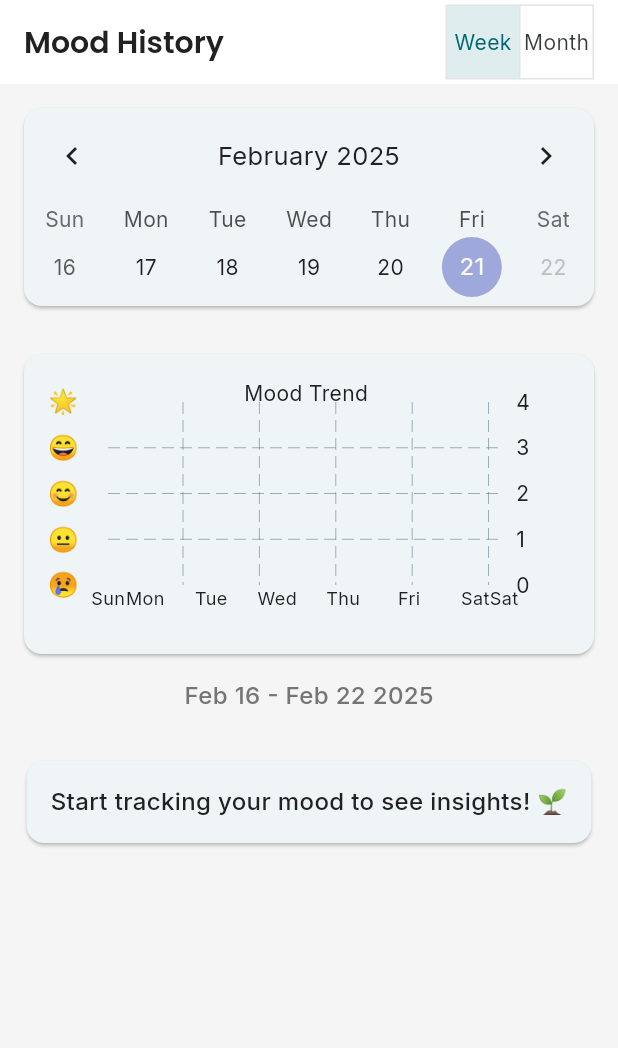
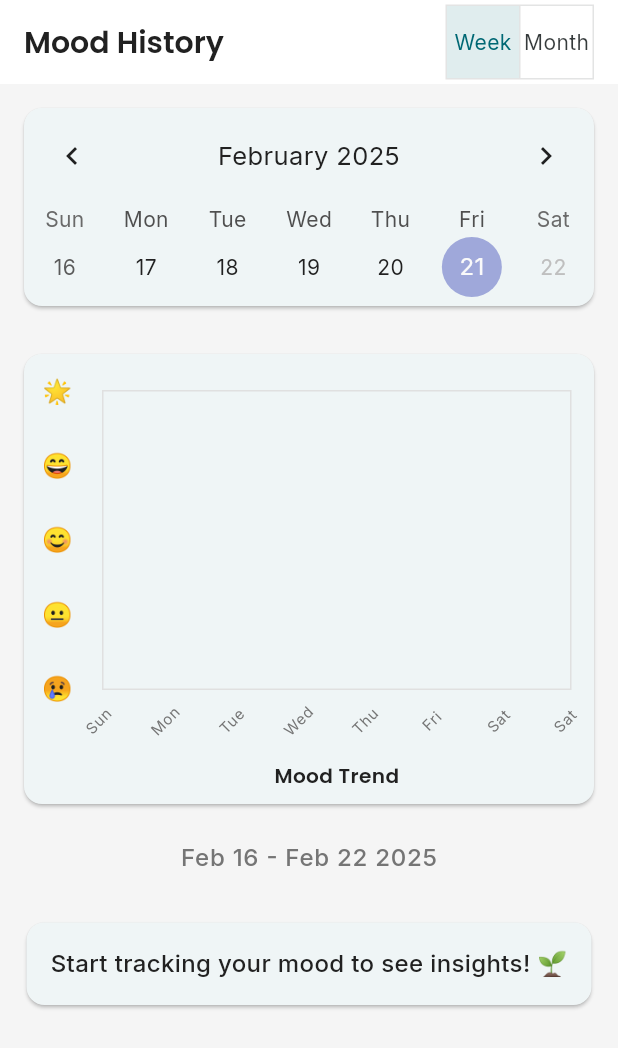
Before and after one commit to Manlikeog/mindful_mate, a Flutter app: the MoodTrackerScreen screen opened by its route, on a phone screen of 412 x 824 dp. Shown: the top 1048 px of the screen. Run offline on Flutter 3.47's test engine with Material 3 defaults, Android fonts, the phone set to English and light mode, and no system bars; drawn by our look-alikes of fl_chart, table_calendar; our stand-ins replace flutter_hooks, flutter_riverpod, fluttertoast, gap, go_router, google_fonts and 3 more; missing offline and left inert: particles_flutter; accounts and stored records are empty; generated files the repository leaves out were written again.

Commit message:
change the visualization of the trend chart

```diff
--- /dev/null
+++ b/lib/screens/mood/model/trend_chart.dart
@@ -0,0 +1,287 @@
+import 'dart:math';
+
+import 'package:fl_chart/fl_chart.dart';
+import 'package:flutter/material.dart';
+import 'package:hooks_riverpod/hooks_riverpod.dart';
+import 'package:mindful_mate/providers/home/mood_provider.dart';
+import 'package:mindful_mate/providers/mood_tracker_provider.dart';
+import 'package:mindful_mate/utils/constants.dart';
+
+class TrendChart extends ConsumerWidget {
+  const TrendChart({super.key});
+
+  @override
+  Widget build(BuildContext context, WidgetRef ref) {
+    final moodData = ref.watch(moodProvider);
+    final viewMode = ref.watch(calendarViewProvider);
+    final currentWeekStart = ref.watch(currentDisplayedWeekProvider);
+    final filteredData = _filterData(moodData, currentWeekStart, viewMode);
+    final dateRangeText = _getDateRangeText(currentWeekStart, viewMode);
+
+    final gradientColors = [
+      Colors.blue.shade400,
+      Colors.purple.shade300,
+      Colors.pink.shade300,
+    ];
+
+    return Column(
+      children: [
+        Card(
+          margin: const EdgeInsets.all(16),
+          shape: RoundedRectangleBorder(
+            borderRadius: BorderRadius.circular(12),
+          ),
+          child: Container(
+            height: 300,
+            padding:
+                const EdgeInsets.only(top: 24, bottom: 12, left: 12, right: 15),
+            child: AspectRatio(
+              aspectRatio: 1.7,
+              child: LineChart(
+                LineChartData(
+                  lineTouchData: LineTouchData(
+                    handleBuiltInTouches: true,
+                    touchTooltipData: LineTouchTooltipData(
+                      getTooltipColor: (touchedSpot) => Colors.pink,
+                      getTooltipItems: (spots) => spots.map((spot) {
+                        final emoji =
+                            ['😢', '😐', '😊', '😄', '🌟'][spot.y.toInt()];
+                        return LineTooltipItem(
+                          '$emoji\n${_formatDate(spot.x)}',
+                          const TextStyle(
+                            color: Colors.white,
+                            fontWeight: FontWeight.bold,
+                            height: 1.4,
+                          ),
+                        );
+                      }).toList(),
+                    ),
+                  ),
+                  gridData: const FlGridData(show: false),
+                  titlesData: FlTitlesData(
+                    leftTitles: AxisTitles(
+                      sideTitles: SideTitles(
+                        showTitles: true,
+                        interval: 1,
+                        getTitlesWidget: (value, meta) => Padding(
+                          padding: const EdgeInsets.only(right: 8),
+                          child: Text(
+                            ['😢', '😐', '😊', '😄', '🌟'][value.toInt()],
+                            style: TextStyle(
+                              fontSize: 16,
+                              color: Colors.grey.shade600,
+                            ),
+                          ),
+                        ),
+                        reservedSize: 40,
+                      ),
+                    ),
+                    bottomTitles: AxisTitles(
+                      axisNameWidget: Text(
+                        "Mood Trend",
+                        style: kTextStyleFont600(context: context),
+                      ),
+                      sideTitles: SideTitles(
+                        showTitles: true,
+                        getTitlesWidget: (value, meta) {
+                          final date = DateTime.fromMillisecondsSinceEpoch(
+                              value.toInt());
+                          return Transform.rotate(
+                            angle: -45 * (pi / 180),
+                            child: Padding(
+                              padding: const EdgeInsets.only(top: 12),
+                              child: Text(
+                                viewMode == CalendarViewMode.weekly
+                                    ? _getDayLabel(date.weekday)
+                                    : '${date.day} ${_monthAbbreviation(date.month)}',
+                                style: TextStyle(
+                                  fontSize: 10,
+                                  color: Colors.grey.shade600,
+                                  letterSpacing: 0.5,
+                                ),
+                              ),
+                            ),
+                          );
+                        },
+                        reservedSize: 48,
+                        interval: viewMode == CalendarViewMode.weekly
+                            ? 86400000
+                            : null,
+                      ),
+                    ),
+                    rightTitles: const AxisTitles(
+                        sideTitles: SideTitles(showTitles: false)),
+                    topTitles: const AxisTitles(
+                        sideTitles: SideTitles(showTitles: false)),
+                  ),
+                  borderData: FlBorderData(
+                    show: true,
+                    border: Border.all(color: Colors.grey.shade300),
+                  ),
+                  minX: _getMinX(currentWeekStart, viewMode),
+                  maxX: _getMaxX(currentWeekStart, viewMode),
+                  minY: 0,
+                  maxY: 4,
+                  lineBarsData: [
+                    LineChartBarData(
+                      spots: _createSpots(filteredData),
+                      isCurved: true,
+                      curveSmoothness: 0.3,
+                      color: Colors.blue,
+                      barWidth: 3,
+                      belowBarData: BarAreaData(
+                        show: true,
+                        gradient: LinearGradient(
+                          colors: gradientColors
+                              .map((c) => c.withOpacity(0.3))
+                              .toList(),
+                        ),
+                      ),
+                      dotData: const FlDotData(show: false),
+                      shadow:
+                          const Shadow(color: Colors.black12, blurRadius: 8),
+                      gradient: LinearGradient(
+                        colors: gradientColors,
+                        stops: const [0.2, 0.5, 0.8],
+                      ),
+                    ),
+                  ],
+                ),
+              ),
+            ),
+          ),
+        ),
+        Padding(
+          padding: const EdgeInsets.only(bottom: 16, top: 8),
+          child: Text(
+            dateRangeText,
+            style: TextStyle(
+              fontSize: 16,
+              color: Colors.grey.shade600,
+              fontWeight: FontWeight.w500,
+              letterSpacing: 0.5,
+            ),
+          ),
+        ),
+      ],
+    );
+  }
+
+  String _formatDate(double milliseconds) {
+    final date = DateTime.fromMillisecondsSinceEpoch(milliseconds.toInt());
+    return '${date.day} ${_monthAbbreviation(date.month)} ${date.hour.toString().padLeft(2, '0')}:${date.minute.toString().padLeft(2, '0')}';
+  }
+
+  List<FlSpot> _createSpots(Map<DateTime, int> moods) {
+    return moods.entries
+        .map((e) => FlSpot(
+              e.key.millisecondsSinceEpoch.toDouble(),
+              e.value.toDouble(),
+            ))
+        .toList()
+      ..sort((a, b) => a.x.compareTo(b.x));
+  }
+
+  Map<DateTime, int> _filterData(
+    Map<DateTime, int> moods,
+    DateTime baseDate,
+    CalendarViewMode viewMode,
+  ) {
+    if (viewMode == CalendarViewMode.weekly) {
+      final startOfWeek =
+          baseDate.subtract(Duration(days: baseDate.weekday % 7));
+      final endOfWeek = startOfWeek.add(const Duration(days: 6));
+      return Map.fromEntries(
+        moods.entries.where((e) =>
+            e.key.isAfter(startOfWeek.subtract(const Duration(days: 1))) &&
+            e.key.isBefore(endOfWeek.add(const Duration(days: 1)))),
+      );
+    } else {
+      final startOfMonth = DateTime(baseDate.year, baseDate.month, 1);
+      final endOfMonth = DateTime(baseDate.year, baseDate.month + 1, 0);
+      return Map.fromEntries(
+        moods.entries.where((e) =>
+            e.key.isAfter(startOfMonth.subtract(const Duration(days: 1))) &&
+            e.key.isBefore(endOfMonth.add(const Duration(days: 1)))),
+      );
+    }
+  }
+
+  LineChartBarData _createChartData(Map<DateTime, int> moods) {
+    final spots = moods.entries
+        .map((e) => FlSpot(
+              e.key.millisecondsSinceEpoch.toDouble(),
+              e.value.toDouble(),
+            ))
+        .toList()
+      ..sort((a, b) => a.x.compareTo(b.x));
+
+    return LineChartBarData(
+      spots: spots,
+      isCurved: true,
+      color: Colors.blue,
+      barWidth: 2,
+      dotData: const FlDotData(show: false),
+    );
+  }
+
+  double _getMinX(DateTime baseDate, CalendarViewMode viewMode) {
+    if (viewMode == CalendarViewMode.weekly) {
+      final start = baseDate.subtract(Duration(days: baseDate.weekday % 7));
+      return DateTime(start.year, start.month, start.day)
+          .millisecondsSinceEpoch
+          .toDouble();
+    } else {
+      return DateTime(baseDate.year, baseDate.month, 1)
+          .millisecondsSinceEpoch
+          .toDouble();
+    }
+  }
+
+  double _getMaxX(DateTime baseDate, CalendarViewMode viewMode) {
+    if (viewMode == CalendarViewMode.weekly) {
+      final start = baseDate.subtract(Duration(days: baseDate.weekday % 7));
+      final end = start.add(Duration(days: 6));
+      return DateTime(end.year, end.month, end.day, 23, 59, 59)
+          .millisecondsSinceEpoch
+          .toDouble();
+    } else {
+      return DateTime(baseDate.year, baseDate.month + 1, 0, 23, 59, 59)
+          .millisecondsSinceEpoch
+          .toDouble();
+    }
+  }
+
+  String _getDayLabel(int weekday) {
+    const days = ['Sun', 'Mon', 'Tue', 'Wed', 'Thu', 'Fri', 'Sat'];
+    return days[weekday % 7];
+  }
+
+  String _getDateRangeText(DateTime baseDate, CalendarViewMode viewMode) {
+    if (viewMode == CalendarViewMode.weekly) {
+      final start = baseDate.subtract(Duration(days: baseDate.weekday % 7));
+      final end = start.add(const Duration(days: 6));
+      return '${_monthAbbreviation(start.month)} ${start.day} - '
+          '${_monthAbbreviation(end.month)} ${end.day} ${end.year}';
+    } else {
+      return '${_monthAbbreviation(baseDate.month)} ${baseDate.year}';
+    }
+  }
+
+  String _monthAbbreviation(int month) {
+    return [
+      'Jan',
+      'Feb',
+      'Mar',
+      'Apr',
+      'May',
+      'Jun',
+      'Jul',
+      'Aug',
+      'Sep',
+      'Oct',
+      'Nov',
+      'Dec'
+    ][month - 1];
+  }
+}
--- a/lib/screens/mood/mood_screen.dart
+++ b/lib/screens/mood/mood_screen.dart
@@ -1,9 +1,11 @@
 import 'package:flutter/material.dart';
 import 'package:flutter_riverpod/flutter_riverpod.dart';
 import 'package:fl_chart/fl_chart.dart';
+import 'package:gap/gap.dart';
 import 'package:mindful_mate/providers/home/mood_provider.dart';
 import 'package:mindful_mate/providers/mood_tracker_provider.dart';
 import 'package:mindful_mate/screens/mood/model/mood_calendar.dart';
+import 'package:mindful_mate/screens/mood/model/trend_chart.dart';
 
 class MoodTrackerScreen extends ConsumerWidget {
   static const String path = 'moodTracker';
@@ -55,188 +57,103 @@ class _ViewModeToggle extends ConsumerWidget {
   }
 }
 
-class TrendChart extends ConsumerWidget {
-  const TrendChart({super.key});
+// class TrendChart extends ConsumerWidget {
+//   const TrendChart({super.key});
 
-  @override
-  Widget build(BuildContext context, WidgetRef ref) {
-    final moodData = ref.watch(moodProvider);
-    final viewMode = ref.watch(calendarViewProvider);
-    final currentWeekStart = ref.watch(currentDisplayedWeekProvider);
+//   @override
+//   Widget build(BuildContext context, WidgetRef ref) {
+//     final moodData = ref.watch(moodProvider);
+//     final viewMode = ref.watch(calendarViewProvider);
+//     final currentWeekStart = ref.watch(currentDisplayedWeekProvider);
 
-    final filteredData = _filterData(moodData, currentWeekStart, viewMode);
-    final dateRangeText = _getDateRangeText(currentWeekStart, viewMode);
+//     final filteredData = _filterData(moodData, currentWeekStart, viewMode);
+//     final dateRangeText = _getDateRangeText(currentWeekStart, viewMode);
 
-    return Column(
-      children: [
-        Card(
-            margin: const EdgeInsets.all(16),
-            child: Container(
-              height: 200,
-              padding: const EdgeInsets.all(16),
-              child: LineChart(
-                LineChartData(
-                  lineBarsData: [_createChartData(filteredData)],
-                  titlesData: FlTitlesData(
-                    topTitles: const AxisTitles(
-                      sideTitles: SideTitles(showTitles: false),
-                      axisNameWidget: Text('Mood Trend'),
-                    ),
-                    leftTitles: AxisTitles(
-                      sideTitles: SideTitles(
-                        showTitles: true,
-                        getTitlesWidget: (value, meta) {
-                          final index = value.toInt();
-                          return Text(
-                            ['😢', '😐', '😊', '😄', '🌟'][index],
-                            style: const TextStyle(fontSize: 16),
-                          );
-                        },
-                        interval: 1,
-                        reservedSize: 40,
-                      ),
-                    ),
-                    bottomTitles: AxisTitles(
-                      sideTitles: SideTitles(
-                        showTitles: true,
-                        getTitlesWidget: (value, meta) {
-                          final date = DateTime.fromMillisecondsSinceEpoch(
-                              value.toInt());
-                          return Text(
-                            viewMode == CalendarViewMode.weekly
-                                ? _getDayLabel(date.weekday)
-                                : date.day.toString(),
-                            style: const TextStyle(fontSize: 12),
-                          );
-                        },
-                        reservedSize: 30,
-                        interval: viewMode == CalendarViewMode.weekly
-                            ? 86400000
-                            : null,
-                      ),
-                    ),
-                  ),
-                  minX: _getMinX(currentWeekStart, viewMode),
-                  maxX: _getMaxX(currentWeekStart, viewMode),
-                  minY: 0,
-                  maxY: 4,
-                  borderData: FlBorderData(show: false),
-                ),
-              ),
-            )),
-        Padding(
-          padding: const EdgeInsets.only(bottom: 16),
-          child: Text(
-            dateRangeText,
-            style: TextStyle(
-                fontSize: 16,
-                color: Colors.grey[600],
-                fontWeight: FontWeight.w500),
-          ),
-        ),
-      ],
-    );
-  }
+//     return Column(
+//       children: [
+//         Card(
+//             margin: const EdgeInsets.all(16),
+//             child: Container(
+//               height: 200,
+//               padding: const EdgeInsets.symmetric(horizontal: 17),
+//               child: LineChart(
+//                 LineChartData(
+//                   lineBarsData: [_createChartData(filteredData)],
+//                   titlesData: FlTitlesData(
+//                     topTitles: AxisTitles(
+//                         sideTitles: SideTitles(showTitles: false),
+//                         axisNameWidget: Text('mood trend'),
+//                         axisNameSize: 35),
+//                     rightTitles: const AxisTitles(
+//                       sideTitles: SideTitles(showTitles: false),
+//                     ),
+//                     leftTitles: AxisTitles(
+//                       sideTitles: SideTitles(
+//                         showTitles: true,
+//                         getTitlesWidget: (value, meta) {
+//                           final index = value.toInt();
+//                           return Text(
+//                             ['😢', '😐', '😊', '😄', '🌟'][index],
+//                             style: const TextStyle(fontSize: 16),
+//                           );
+//                         },
+//                         interval: 1,
+//                         reservedSize: 40,
+//                       ),
+//                     ),
+//                     bottomTitles: AxisTitles(
+//                       sideTitles: SideTitles(
+//                         showTitles: true,
+//                         getTitlesWidget: (value, meta) {
+//                           final date = DateTime.fromMillisecondsSinceEpoch(
+//                               value.toInt());
+//                           return Transform.rotate(
+//                             angle: -45 *
+//                                 (3.1416 / 180), // Rotate labels 45 degrees
+//                             child: Padding(
+//                               padding: const EdgeInsets.only(top: 8),
+//                               child: Text(
+//                                 viewMode == CalendarViewMode.weekly
+//                                     ? _getDayLabel(date.weekday)
+//                                     : date.day.toString(),
+//                                 style: const TextStyle(
+//                                   fontSize: 10, // Reduced font size
+//                                   letterSpacing: 0.5,
+//                                 ),
+//                               ),
+//                             ),
+//                           );
+//                         },
+//                         reservedSize: 48, // Increased reserved space
+//                         interval: viewMode == CalendarViewMode.weekly
+//                             ? 86400000
+//                             : null,
+//                       ),
+//                     ),
+//                   ),
+//                   minX: _getMinX(currentWeekStart, viewMode),
+//                   maxX: _getMaxX(currentWeekStart, viewMode),
+//                   minY: 0,
+//                   maxY: 4,
+//                   borderData: FlBorderData(show: false),
+//                 ),
+//               ),
+//             )),
+//         Padding(
+//           padding: const EdgeInsets.only(bottom: 16),
+//           child: Text(
+//             dateRangeText,
+//             style: TextStyle(
+//                 fontSize: 16,
+//                 color: Colors.grey[600],
+//                 fontWeight: FontWeight.w500),
+//           ),
+//         ),
+//       ],
+//     );
+//   }
 
-  Map<DateTime, int> _filterData(
-    Map<DateTime, int> moods,
-    DateTime baseDate,
-    CalendarViewMode viewMode,
-  ) {
-    if (viewMode == CalendarViewMode.weekly) {
-      final startOfWeek =
-          baseDate.subtract(Duration(days: baseDate.weekday % 7));
-      final endOfWeek = startOfWeek.add(const Duration(days: 6));
-      return Map.fromEntries(
-        moods.entries.where((e) =>
-            e.key.isAfter(startOfWeek.subtract(const Duration(days: 1))) &&
-            e.key.isBefore(endOfWeek.add(const Duration(days: 1)))),
-      );
-    } else {
-      final startOfMonth = DateTime(baseDate.year, baseDate.month, 1);
-      final endOfMonth = DateTime(baseDate.year, baseDate.month + 1, 0);
-      return Map.fromEntries(
-        moods.entries.where((e) =>
-            e.key.isAfter(startOfMonth.subtract(const Duration(days: 1))) &&
-            e.key.isBefore(endOfMonth.add(const Duration(days: 1)))),
-      );
-    }
-  }
-
-  LineChartBarData _createChartData(Map<DateTime, int> moods) {
-    final spots = moods.entries
-        .map((e) => FlSpot(
-              e.key.millisecondsSinceEpoch.toDouble(),
-              e.value.toDouble(),
-            ))
-        .toList()
-      ..sort((a, b) => a.x.compareTo(b.x));
-
-    return LineChartBarData(
-      spots: spots,
-      isCurved: true,
-      color: Colors.blue,
-      barWidth: 2,
-      dotData: const FlDotData(show: false),
-    );
-  }
-
-  double _getMinX(DateTime baseDate, CalendarViewMode viewMode) {
-    return viewMode == CalendarViewMode.weekly
-        ? baseDate
-            .subtract(Duration(days: baseDate.weekday % 7))
-            .millisecondsSinceEpoch
-            .toDouble()
-        : DateTime(baseDate.year, baseDate.month, 1)
-            .millisecondsSinceEpoch
-            .toDouble();
-  }
-
-  double _getMaxX(DateTime baseDate, CalendarViewMode viewMode) {
-    return viewMode == CalendarViewMode.weekly
-        ? baseDate
-            .subtract(Duration(days: baseDate.weekday % 7))
-            .add(const Duration(days: 6))
-            .millisecondsSinceEpoch
-            .toDouble()
-        : DateTime(baseDate.year, baseDate.month + 1, 0)
-            .millisecondsSinceEpoch
-            .toDouble();
-  }
-
-  String _getDayLabel(int weekday) {
-    const days = ['Sun', 'Mon', 'Tue', 'Wed', 'Thu', 'Fri', 'Sat'];
-    return days[weekday % 7];
-  }
-
-  String _getDateRangeText(DateTime baseDate, CalendarViewMode viewMode) {
-    if (viewMode == CalendarViewMode.weekly) {
-      final start = baseDate.subtract(Duration(days: baseDate.weekday % 7));
-      final end = start.add(const Duration(days: 6));
-      return '${_monthAbbreviation(start.month)} ${start.day} - '
-          '${_monthAbbreviation(end.month)} ${end.day} ${end.year}';
-    } else {
-      return '${_monthAbbreviation(baseDate.month)} ${baseDate.year}';
-    }
-  }
-
-  String _monthAbbreviation(int month) {
-    return [
-      'Jan',
-      'Feb',
-      'Mar',
-      'Apr',
-      'May',
-      'Jun',
-      'Jul',
-      'Aug',
-      'Sep',
-      'Oct',
-      'Nov',
-      'Dec'
-    ][month - 1];
-  }
-}
+// }
 
 class _InsightsCard extends ConsumerWidget {
   final WidgetRef ref;
```
